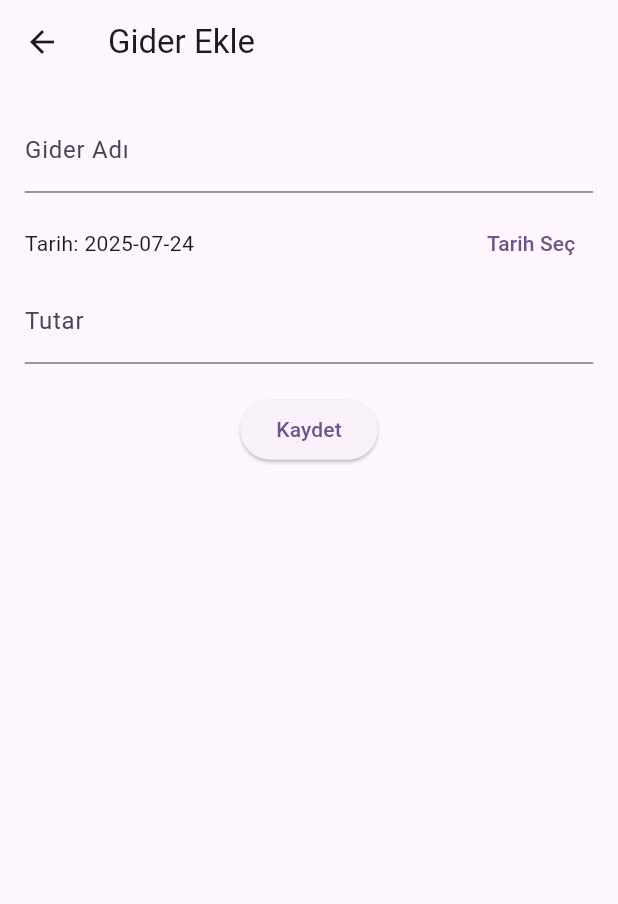
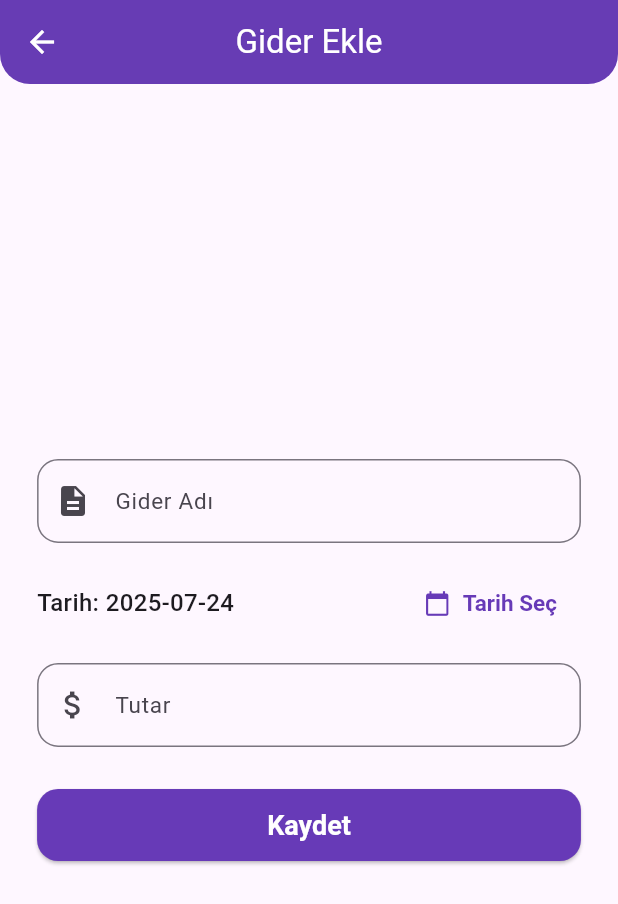
Before and after one commit to btnahmet/gunluk_gider, a Flutter app: the ExpensesListPage screen opened directly, after a tap on the "add" icon, on a phone screen of 412 x 824 dp. Shown: the top 904 px of the screen. Run offline on Flutter 3.47's test engine with Material 3 defaults, Android fonts, the phone set to English and light mode, and no system bars; our stand-ins replace sqflite; accounts and stored records are empty.

Commit message:
Son Commit

```diff
--- a/lib/main.dart
+++ b/lib/main.dart
@@ -1,7 +1,5 @@
 import 'package:flutter/material.dart';
-import 'package:intl/intl.dart';
-import 'package:sqflite/sqflite.dart';
-import 'package:path/path.dart';
+import 'pages/expenses_list_page.dart';
 
 void main() {
   runApp(const MyApp());
@@ -18,216 +16,59 @@ class MyApp extends StatelessWidget {
         colorScheme: ColorScheme.fromSeed(seedColor: Colors.deepPurple),
         useMaterial3: true,
       ),
-      home: const ExpensesListPage(),
+      home: const WelcomeScreen(),
     );
   }
 }
 
-class ExpensesListPage extends StatefulWidget {
-  const ExpensesListPage({super.key});
-
-  @override
-  State<ExpensesListPage> createState() => _ExpensesListPageState();
-}
-
-class _ExpensesListPageState extends State<ExpensesListPage> {
-  Database? _database;
-  List<Map<String, dynamic>> _expenses = [];
-
-  @override
-  void initState() {
-    super.initState();
-    _initDb();
-  }
-
-  Future<void> _initDb() async {
-    _database = await openDatabase(
-      join(await getDatabasesPath(), 'expenses.db'),
-      onCreate: (db, version) {
-        return db.execute(
-          'CREATE TABLE expenses(id INTEGER PRIMARY KEY, name TEXT, date TEXT, amount REAL)',
-        );
-      },
-      version: 1,
-    );
-    _fetchExpenses();
-  }
-
-  Future<void> _fetchExpenses() async {
-    final List<Map<String, dynamic>> maps =
-    await _database!.query('expenses', orderBy: "date DESC");
-    setState(() {
-      _expenses = maps;
-    });
-  }
-
-  Future<void> _deleteExpense(int id) async {
-    await _database!.delete(
-      'expenses',
-      where: 'id = ?',
-      whereArgs: [id],
-    );
-    _fetchExpenses();
-  }
-
-  double get totalAmount {
-    double total = 0;
-    for (var exp in _expenses) {
-      total += exp['amount'] as double;
-    }
-    return total;
-  }
+class WelcomeScreen extends StatelessWidget {
+  const WelcomeScreen({super.key});
 
   @override
   Widget build(BuildContext context) {
-    final width = MediaQuery.of(context).size.width;
+    final size = MediaQuery.of(context).size;
+    final isWide = size.width > 600;
+    final padding = isWide ? size.width * 0.2 : size.width * 0.08;
+    final fontSize = isWide ? 38.0 : 30.0;
+    final buttonWidth = isWide ? 320.0 : size.width * 0.7;
+    final buttonHeight = isWide ? 60.0 : 48.0;
 
-    return Scaffold(
-      appBar: AppBar(
-        title: const Text('Gider Listesi'),
-      ),
-      body: Padding(
-        padding: EdgeInsets.all(width * 0.04),
+    return SafeArea(
+      child: Scaffold(
+        body: Center(
+          child: Padding(
+            padding: EdgeInsets.symmetric(horizontal: padding),
             child: Column(
-          crossAxisAlignment: CrossAxisAlignment.start,
+              mainAxisAlignment: MainAxisAlignment.center,
               children: [
                 Text(
-              'Toplam Gider: ₺${totalAmount.toStringAsFixed(2)}',
-              style: const TextStyle(fontSize: 20),
+                  'Sayın Halil Bütün \n günlük gider uygulamanıza hoşgeldiniz...',
+                  textAlign: TextAlign.center,
+                  style: TextStyle(fontSize: fontSize, fontWeight: FontWeight.bold),
                 ),
-            const SizedBox(height: 10),
-            Expanded(
-              child: ListView.builder(
-                itemCount: _expenses.length,
-                itemBuilder: (context, index) {
-                  final exp = _expenses[index];
-                  return Card(
-                    child: ListTile(
-                      title: Text(exp['name']),
-                      subtitle: Text(exp['date']),
-                      trailing: Row(
-                        mainAxisSize: MainAxisSize.min,
-                        children: [
-                          Text('₺${exp['amount'].toStringAsFixed(2)}'),
-                          IconButton(
-                            icon: const Icon(Icons.delete, color: Colors.red),
+                SizedBox(height: isWide ? 60 : 40),
+                SizedBox(
+                  width: buttonWidth,
+                  height: buttonHeight,
+                  child: ElevatedButton(
                     onPressed: () {
-                              _deleteExpense(exp['id'] as int);
-                            },
-                          ),
-                        ],
-                      ),
+                      Navigator.of(context).pushReplacement(
+                        MaterialPageRoute(
+                          builder: (_) => const ExpensesListPage(),
                         ),
                       );
                     },
+                    style: ElevatedButton.styleFrom(
+                      shape: RoundedRectangleBorder(
+                        borderRadius: BorderRadius.circular(16),
+                      ),
+                      textStyle: TextStyle(fontSize: isWide ? 22 : 18),
+                    ),
+                    child: const Text('Giriş'),
                   ),
                 ),
               ],
             ),
-      ),
-      floatingActionButton: FloatingActionButton(
-        onPressed: () async {
-          await Navigator.of(context).push(
-            MaterialPageRoute(
-              builder: (_) => ExpenseAddPage(database: _database!),
-            ),
-          );
-          _fetchExpenses();
-        },
-        child: const Icon(Icons.add),
-      ),
-    );
-  }
-}
-
-class ExpenseAddPage extends StatefulWidget {
-  final Database database;
-
-  const ExpenseAddPage({super.key, required this.database});
-
-  @override
-  State<ExpenseAddPage> createState() => _ExpenseAddPageState();
-}
-
-class _ExpenseAddPageState extends State<ExpenseAddPage> {
-  final _formKey = GlobalKey<FormState>();
-  final TextEditingController _nameController = TextEditingController();
-  DateTime _selectedDate = DateTime.now();
-  final TextEditingController _amountController = TextEditingController();
-
-  Future<void> _saveExpense() async {
-    if (_formKey.currentState!.validate()) {
-      await widget.database.insert(
-        'expenses',
-        {
-          'name': _nameController.text,
-          'date': DateFormat('yyyy-MM-dd').format(_selectedDate),
-          'amount': double.tryParse(_amountController.text) ?? 0.0,
-        },
-        conflictAlgorithm: ConflictAlgorithm.replace,
-      );
-      if (mounted) {
-        Navigator.of(context as BuildContext).pop(); // Kayıt sonrası direkt geri dön
-      }
-    }
-  }
-
-  @override
-  Widget build(BuildContext context) {
-    final width = MediaQuery.of(context).size.width;
-
-    return Scaffold(
-      appBar: AppBar(title: const Text('Gider Ekle')),
-      body: Padding(
-        padding: EdgeInsets.all(width * 0.04),
-        child: Form(
-          key: _formKey,
-          child: Column(
-            children: [
-              TextFormField(
-                controller: _nameController,
-                decoration: const InputDecoration(labelText: 'Gider Adı'),
-                validator: (value) =>
-                value == null || value.isEmpty ? 'Zorunlu alan' : null,
-              ),
-              const SizedBox(height: 10),
-              Row(
-                children: [
-                  Text(
-                    'Tarih: ${DateFormat('yyyy-MM-dd').format(_selectedDate)}',
-                  ),
-                  const Spacer(),
-                  TextButton(
-                    child: const Text('Tarih Seç'),
-                    onPressed: () async {
-                      final DateTime? picked = await showDatePicker(
-                        context: context,
-                        initialDate: _selectedDate,
-                        firstDate: DateTime(2000),
-                        lastDate: DateTime(2100),
-                      );
-                      if (picked != null) {
-                        setState(() {
-                          _selectedDate = picked;
-                        });
-                      }
-                    },
-                  )
-                ],
-              ),
-              TextFormField(
-                controller: _amountController,
-                decoration: const InputDecoration(labelText: 'Tutar'),
-                keyboardType: TextInputType.number,
-                validator: (value) =>
-                value == null || value.isEmpty ? 'Zorunlu alan' : null,
-              ),
-              const SizedBox(height: 20),
-              ElevatedButton(
-                onPressed: _saveExpense,
-                child: const Text('Kaydet'),
-              )
-            ],
           ),
         ),
       ),
--- /dev/null
+++ b/lib/pages/expense_add_page.dart
@@ -0,0 +1,182 @@
+import 'package:flutter/material.dart';
+import 'package:intl/intl.dart';
+import 'package:sqflite/sqflite.dart';
+
+class ExpenseAddPage extends StatefulWidget {
+  final Database database;
+  final Map<String, dynamic>? expense;
+
+  const ExpenseAddPage({
+    super.key,
+    required this.database,
+    this.expense,
+  });
+
+  @override
+  State<ExpenseAddPage> createState() => _ExpenseAddPageState();
+}
+
+class _ExpenseAddPageState extends State<ExpenseAddPage> {
+  final _formKey = GlobalKey<FormState>();
+  final TextEditingController _nameController = TextEditingController();
+  DateTime _selectedDate = DateTime.now();
+  final TextEditingController _amountController = TextEditingController();
+
+  @override
+  void initState() {
+    super.initState();
+    if (widget.expense != null) {
+      _nameController.text = widget.expense!['name'];
+      _selectedDate = DateTime.tryParse(widget.expense!['date']) ?? DateTime.now();
+      _amountController.text = widget.expense!['amount'].toString();
+    }
+  }
+
+  Future<void> _saveExpense() async {
+    if (_formKey.currentState!.validate()) {
+      if (widget.expense == null) {
+        // Yeni kayıt
+        await widget.database.insert(
+          'expenses',
+          {
+            'name': _nameController.text,
+            'date': DateFormat('yyyy-MM-dd').format(_selectedDate),
+            'amount': double.tryParse(_amountController.text) ?? 0.0,
+          },
+          conflictAlgorithm: ConflictAlgorithm.replace,
+        );
+      } else {
+        // Güncelleme
+        await widget.database.update(
+          'expenses',
+          {
+            'name': _nameController.text,
+            'date': DateFormat('yyyy-MM-dd').format(_selectedDate),
+            'amount': double.tryParse(_amountController.text) ?? 0.0,
+          },
+          where: 'id = ?',
+          whereArgs: [widget.expense!['id']],
+        );
+      }
+      if (mounted) {
+        Navigator.of(context).pop(); // Hata burada context as BuildContext gereksizdi, context zaten BuildContext
+      }
+    }
+  }
+
+  @override
+  Widget build(BuildContext context) {
+    final size = MediaQuery.of(context).size;
+    final isWide = size.width > 600;
+    final width = size.width;
+    final horizontalPadding = isWide ? width * 0.22 : width * 0.06;
+    final inputFontSize = isWide ? 22.0 : 16.0;
+    final labelFontSize = isWide ? 20.0 : 15.0;
+    final buttonFontSize = isWide ? 22.0 : 18.0;
+    final buttonHeight = isWide ? 60.0 : 48.0;
+    final appBarFontSize = isWide ? 28.0 : 22.0;
+
+    return SafeArea(
+      child: Scaffold(
+        appBar: AppBar(
+          title: Text(widget.expense == null ? 'Gider Ekle' : 'Gider Güncelle', style: TextStyle(fontSize: appBarFontSize)),
+          centerTitle: true,
+          backgroundColor: Colors.deepPurple,
+          foregroundColor: Colors.white,
+          elevation: 2,
+          shape: const RoundedRectangleBorder(
+            borderRadius: BorderRadius.vertical(bottom: Radius.circular(20)),
+          ),
+        ),
+        body: Center(
+          child: SingleChildScrollView(
+            child: Padding(
+              padding: EdgeInsets.symmetric(horizontal: horizontalPadding, vertical: isWide ? 32 : 0),
+              child: Form(
+                key: _formKey,
+                child: Column(
+                  crossAxisAlignment: CrossAxisAlignment.stretch,
+                  children: [
+                    TextFormField(
+                      controller: _nameController,
+                      style: TextStyle(fontSize: inputFontSize),
+                      decoration: InputDecoration(
+                        labelText: 'Gider Adı',
+                        labelStyle: TextStyle(fontSize: labelFontSize),
+                        border: OutlineInputBorder(borderRadius: BorderRadius.circular(14)),
+                        prefixIcon: const Icon(Icons.description),
+                      ),
+                      validator: (value) =>
+                          value == null || value.isEmpty ? 'Zorunlu alan' : null,
+                    ),
+                    SizedBox(height: isWide ? 24 : 16),
+                    Row(
+                      children: [
+                        Text(
+                          'Tarih: ${DateFormat('yyyy-MM-dd').format(_selectedDate)}',
+                          style: TextStyle(fontSize: isWide ? 18 : 16, fontWeight: FontWeight.w500),
+                        ),
+                        const Spacer(),
+                        TextButton.icon(
+                          icon: const Icon(Icons.calendar_today),
+                          label: Text('Tarih Seç', style: TextStyle(fontSize: isWide ? 18 : 15)),
+                          style: TextButton.styleFrom(
+                            foregroundColor: Colors.deepPurple,
+                            textStyle: const TextStyle(fontWeight: FontWeight.bold),
+                          ),
+                          onPressed: () async {
+                            final DateTime? picked = await showDatePicker(
+                              context: context,
+                              initialDate: _selectedDate,
+                              firstDate: DateTime(2000),
+                              lastDate: DateTime(2100),
+                            );
+                            if (picked != null) {
+                              setState(() {
+                                _selectedDate = picked;
+                              });
+                            }
+                          },
+                        )
+                      ],
+                    ),
+                    SizedBox(height: isWide ? 24 : 16),
+                    TextFormField(
+                      controller: _amountController,
+                      style: TextStyle(fontSize: inputFontSize),
+                      decoration: InputDecoration(
+                        labelText: 'Tutar',
+                        labelStyle: TextStyle(fontSize: labelFontSize),
+                        border: OutlineInputBorder(borderRadius: BorderRadius.circular(14)),
+                        prefixIcon: const Icon(Icons.attach_money),
+                      ),
+                      keyboardType: TextInputType.number,
+                      validator: (value) =>
+                          value == null || value.isEmpty ? 'Zorunlu alan' : null,
+                    ),
+                    SizedBox(height: isWide ? 36 : 28),
+                    SizedBox(
+                      height: buttonHeight,
+                      child: ElevatedButton(
+                        onPressed: _saveExpense,
+                        style: ElevatedButton.styleFrom(
+                          backgroundColor: Colors.deepPurple,
+                          foregroundColor: Colors.white,
+                          shape: RoundedRectangleBorder(
+                            borderRadius: BorderRadius.circular(14),
+                          ),
+                          textStyle: TextStyle(fontSize: buttonFontSize, fontWeight: FontWeight.bold),
+                        ),
+                        child: Text(widget.expense == null ? 'Kaydet' : 'Güncelle'),
+                      ),
+                    ),
+                  ],
+                ),
+              ),
+            ),
+          ),
+        ),
+      ),
+    );
+  }
+}
--- /dev/null
+++ b/lib/pages/expenses_list_page.dart
@@ -0,0 +1,213 @@
+import 'package:flutter/material.dart';
+import 'package:intl/intl.dart';
+import 'package:sqflite/sqflite.dart';
+import 'package:path/path.dart';
+import 'expense_add_page.dart';
+
+class ExpensesListPage extends StatefulWidget {
+  const ExpensesListPage({super.key});
+
+  @override
+  State<ExpensesListPage> createState() => _ExpensesListPageState();
+}
+
+class _ExpensesListPageState extends State<ExpensesListPage> {
+  Database? _database;
+  List<Map<String, dynamic>> _expenses = [];
+
+  @override
+  void initState() {
+    super.initState();
+    _initDb();
+  }
+
+  Future<void> _initDb() async {
+    _database = await openDatabase(
+      join(await getDatabasesPath(), 'expenses.db'),
+      onCreate: (db, version) {
+        return db.execute(
+          'CREATE TABLE expenses(id INTEGER PRIMARY KEY, name TEXT, date TEXT, amount REAL)',
+        );
+      },
+      version: 1,
+    );
+    _fetchExpenses();
+  }
+
+  Future<void> _fetchExpenses() async {
+    final List<Map<String, dynamic>> maps =
+        await _database!.query('expenses', orderBy: "date DESC");
+    setState(() {
+      _expenses = maps;
+    });
+  }
+
+  Future<void> _deleteExpense(int id) async {
+    await _database!.delete(
+      'expenses',
+      where: 'id = ?',
+      whereArgs: [id],
+    );
+    _fetchExpenses();
+  }
+
+  double get totalAmount {
+    double total = 0;
+    for (var exp in _expenses) {
+      total += exp['amount'] as double;
+    }
+    return total;
+  }
+
+  @override
+  Widget build(BuildContext context) {
+    final size = MediaQuery.of(context).size;
+    final isWide = size.width > 600;
+    final width = size.width;
+    final horizontalPadding = isWide ? width * 0.18 : width * 0.04;
+    final cardPadding = isWide ? 24.0 : 10.0;
+    final cardFontSize = isWide ? 22.0 : 18.0;
+    final cardAmountFontSize = isWide ? 22.0 : 18.0;
+    final appBarFontSize = isWide ? 28.0 : 22.0;
+    final totalFontSize = isWide ? 28.0 : 22.0;
+    final fabSize = isWide ? 72.0 : 56.0;
+
+    return SafeArea(
+      child: Scaffold(
+        appBar: AppBar(
+          title: Text('Gider Listesi', style: TextStyle(fontSize: appBarFontSize)),
+          centerTitle: true,
+          backgroundColor: Colors.deepPurple,
+          foregroundColor: Colors.white,
+          elevation: 2,
+          shape: const RoundedRectangleBorder(
+            borderRadius: BorderRadius.vertical(bottom: Radius.circular(20)),
+          ),
+        ),
+        body: Padding(
+          padding: EdgeInsets.symmetric(horizontal: horizontalPadding, vertical: cardPadding),
+          child: Column(
+            crossAxisAlignment: CrossAxisAlignment.start,
+            children: [
+              Text(
+                'Toplam Gider: ₺${totalAmount.toStringAsFixed(2)}',
+                style: TextStyle(fontSize: totalFontSize, fontWeight: FontWeight.bold, color: Colors.deepPurple),
+              ),
+              SizedBox(height: isWide ? 18 : 10),
+              Expanded(
+                child: ListView.builder(
+                  itemCount: _expenses.length,
+                  itemBuilder: (context, index) {
+                    final exp = _expenses[index];
+                    return Card(
+                      elevation: 6,
+                      margin: EdgeInsets.symmetric(vertical: isWide ? 14 : 8, horizontal: 2),
+                      shape: RoundedRectangleBorder(
+                        borderRadius: BorderRadius.circular(18),
+                      ),
+                      color: Colors.white,
+                      shadowColor: Colors.deepPurple.withOpacity(0.2),
+                      child: Padding(
+                        padding: EdgeInsets.all(isWide ? 20 : 16),
+                        child: Row(
+                          crossAxisAlignment: CrossAxisAlignment.start,
+                          children: [
+                            Expanded(
+                              child: Column(
+                                crossAxisAlignment: CrossAxisAlignment.start,
+                                children: [
+                                  Text(
+                                    exp['name'],
+                                    style: TextStyle(fontWeight: FontWeight.bold, fontSize: cardFontSize),
+                                    maxLines: 2,
+                                    overflow: TextOverflow.ellipsis,
+                                  ),
+                                  SizedBox(height: isWide ? 8 : 4),
+                                  Text(
+                                    exp['date'],
+                                    style: TextStyle(color: Colors.grey, fontSize: isWide ? 17 : 15),
+                                  ),
+                                  SizedBox(height: isWide ? 8 : 4),
+                                  Text(
+                                    '₺${exp['amount'].toStringAsFixed(2)}',
+                                    style: TextStyle(fontSize: cardAmountFontSize, color: Colors.deepPurple, fontWeight: FontWeight.w600),
+                                  ),
+                                ],
+                              ),
+                            ),
+                            Column(
+                              mainAxisSize: MainAxisSize.min,
+                              children: [
+                                IconButton(
+                                  icon: const Icon(Icons.edit, color: Colors.blue),
+                                  onPressed: () async {
+                                    await Navigator.of(context).push(
+                                      MaterialPageRoute(
+                                        builder: (_) => ExpenseAddPage(
+                                          database: _database!,
+                                          expense: exp,
+                                        ),
+                                      ),
+                                    );
+                                    _fetchExpenses();
+                                  },
+                                ),
+                                IconButton(
+                                  icon: const Icon(Icons.delete, color: Colors.red),
+                                  onPressed: () async {
+                                    final shouldDelete = await showDialog<bool>(
+                                      context: context,
+                                      builder: (context) => AlertDialog(
+                                        title: const Text('Silme Onayı'),
+                                        content: const Text('Silmek istediğinizden emin misiniz?'),
+                                        actions: [
+                                          TextButton(
+                                            onPressed: () => Navigator.of(context).pop(false),
+                                            child: const Text('Hayır'),
+                                          ),
+                                          TextButton(
+                                            onPressed: () => Navigator.of(context).pop(true),
+                                            child: const Text('Evet'),
+                                          ),
+                                        ],
+                                      ),
+                                    );
+                                    if (shouldDelete == true) {
+                                      _deleteExpense(exp['id'] as int);
+                                    }
+                                  },
+                                ),
+                              ],
+                            ),
+                          ],
+                        ),
+                      ),
+                    );
+                  },
+                ),
+              ),
+            ],
+          ),
+        ),
+        floatingActionButton: SizedBox(
+          width: fabSize,
+          height: fabSize,
+          child: FloatingActionButton(
+            onPressed: () async {
+              await Navigator.of(context).push(
+                MaterialPageRoute(
+                  builder: (_) => ExpenseAddPage(database: _database!),
+                ),
+              );
+              _fetchExpenses();
+            },
+            backgroundColor: Colors.deepPurple,
+            child: const Icon(Icons.add, color: Colors.white),
+            shape: RoundedRectangleBorder(borderRadius: BorderRadius.circular(16)),
+            elevation: 4,
+          ),
+        ),
+      ),
+    );
+  }
+}
```
Lines whose indentation alone changed are shown as unchanged.
